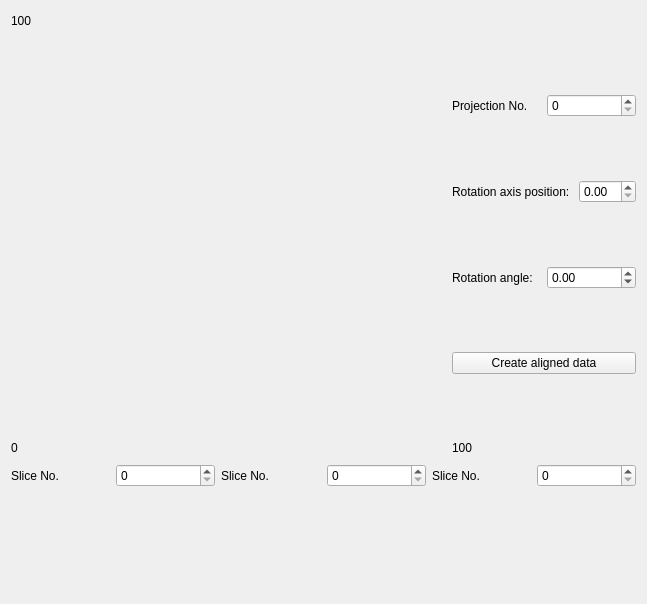
Before: the Qt Designer form tomviz/RotateAlignWidget.ui in OpenChemistry/tomviz, drawn with Qt 5.
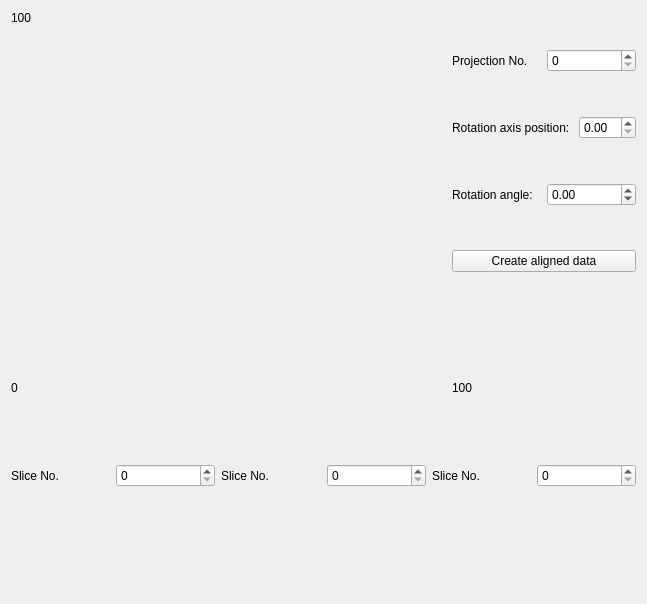
After: the same form once the commit is applied. Custom widgets are drawn as their Qt base class.

Commit message: Move top size label

Diff of the .ui file:
```diff
--- a/tomviz/RotateAlignWidget.ui
+++ b/tomviz/RotateAlignWidget.ui
@@ -16,7 +16,7 @@
   <layout class="QVBoxLayout" name="verticalLayout">
    <item>
     <layout class="QGridLayout" name="gridLayout">
-     <item row="1" column="2">
+     <item row="0" column="2">
       <layout class="QVBoxLayout" name="verticalLayout_3">
        <item>
         <layout class="QHBoxLayout" name="horizontalLayout_8">
@@ -76,7 +76,7 @@
        </item>
       </layout>
      </item>
-     <item row="1" column="1">
+     <item row="0" column="1">
       <widget class="QVTKWidget" name="sliceView" native="true">
        <property name="sizePolicy">
         <sizepolicy hsizetype="Preferred" vsizetype="Preferred">
@@ -92,41 +92,21 @@
        </property>
       </widget>
      </item>
-     <item row="0" column="0">
-      <widget class="QLabel" name="ySizeLabel">
-       <property name="text">
-        <string>100</string>
-       </property>
-      </widget>
-     </item>
-     <item row="2" column="0">
+     <item row="1" column="0">
       <widget class="QLabel" name="zeroLabel">
        <property name="text">
         <string>0</string>
        </property>
       </widget>
      </item>
-     <item row="2" column="2">
+     <item row="1" column="2">
       <widget class="QLabel" name="xSizeLabel">
        <property name="text">
         <string>100</string>
        </property>
       </widget>
      </item>
-     <item row="0" column="1">
-      <spacer name="horizontalSpacer">
-       <property name="orientation">
-        <enum>Qt::Horizontal</enum>
-       </property>
-       <property name="sizeHint" stdset="0">
-        <size>
-         <width>40</width>
-         <height>20</height>
-        </size>
-       </property>
-      </spacer>
-     </item>
-     <item row="2" column="1">
+     <item row="1" column="1">
       <spacer name="horizontalSpacer_2">
        <property name="orientation">
         <enum>Qt::Horizontal</enum>
@@ -139,18 +119,15 @@
        </property>
       </spacer>
      </item>
-     <item row="1" column="0">
-      <spacer name="verticalSpacer">
-       <property name="orientation">
-        <enum>Qt::Vertical</enum>
+     <item row="0" column="0">
+      <widget class="QLabel" name="ySizeLabel">
+       <property name="text">
+        <string>100</string>
        </property>
-       <property name="sizeHint" stdset="0">
-        <size>
-         <width>20</width>
-         <height>40</height>
-        </size>
+       <property name="alignment">
+        <set>Qt::AlignLeading|Qt::AlignLeft|Qt::AlignTop</set>
        </property>
-      </spacer>
+      </widget>
      </item>
     </layout>
    </item>
```
